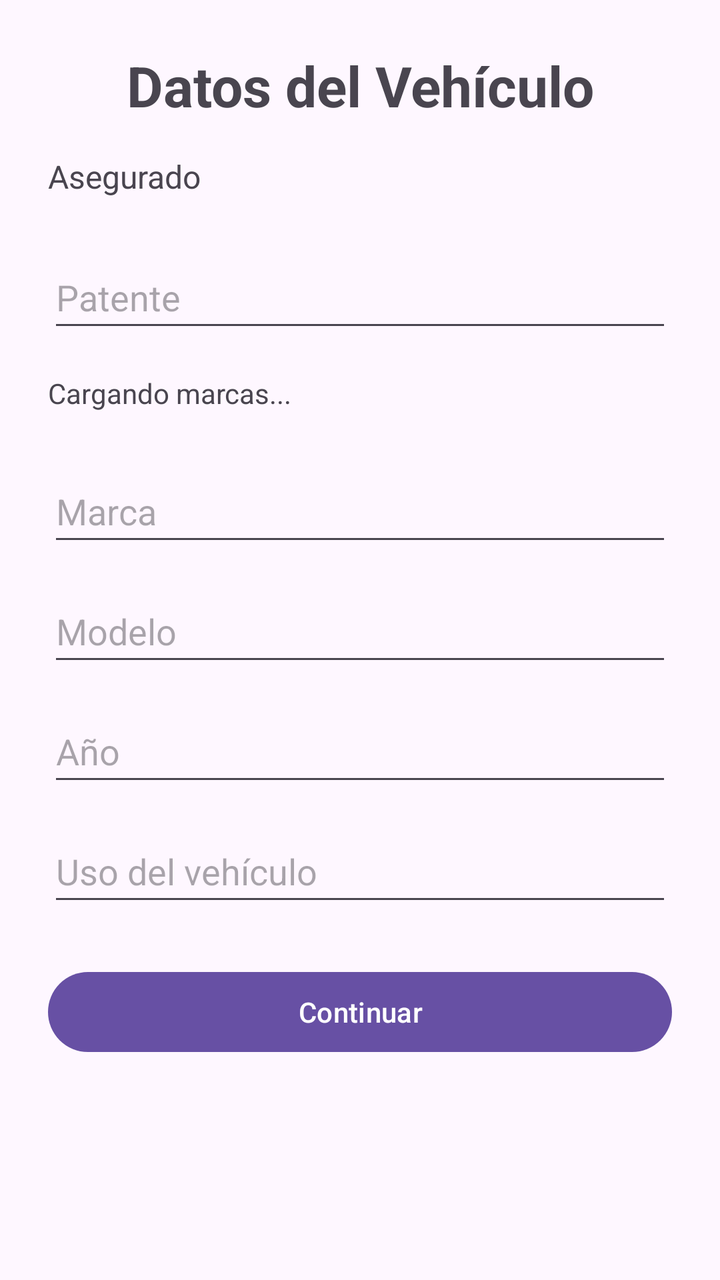
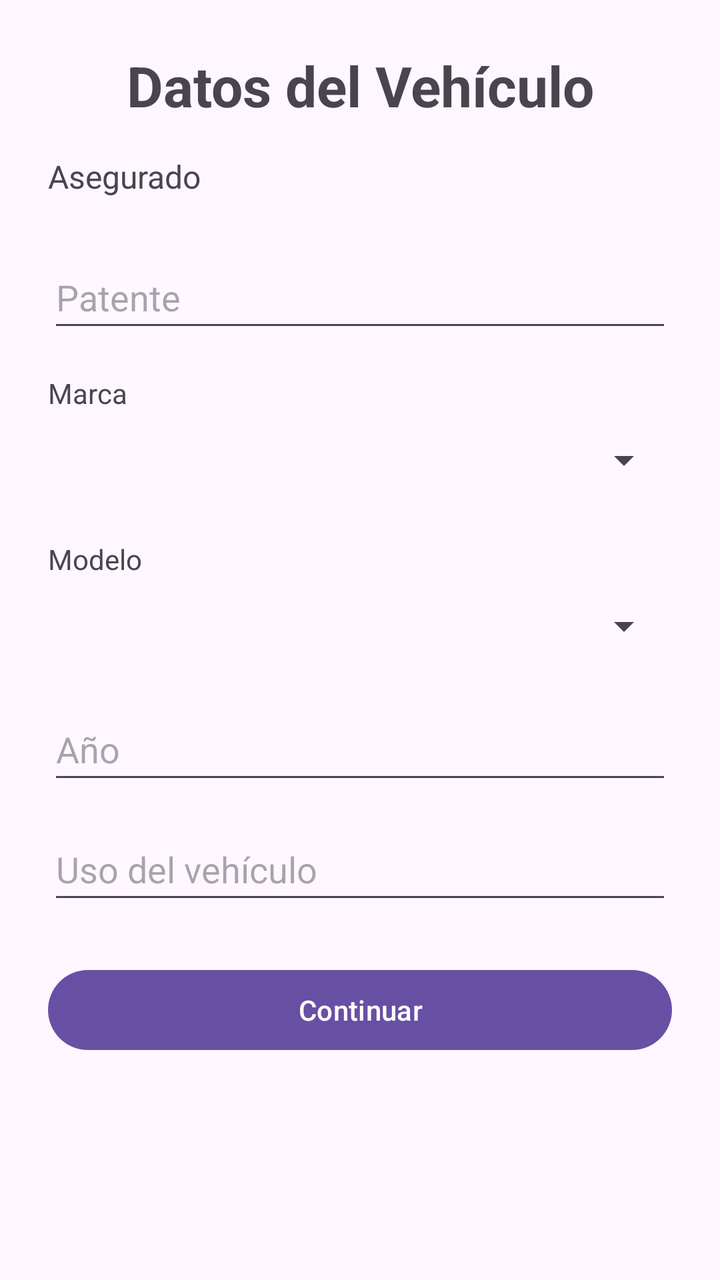

Two renders of the same Android screen: before a commit and after it. Below are the layout's source before the change and the commit's diff.
<!-- AndroidManifest.xml: application theme Theme.CotizadorSeguros -->
<!-- res/layout/activity_vehiculo.xml -->
<?xml version="1.0" encoding="utf-8"?>
<androidx.constraintlayout.widget.ConstraintLayout
    xmlns:android="http://schemas.android.com/apk/res/android"
    xmlns:app="http://schemas.android.com/apk/res-auto"
    xmlns:tools="http://schemas.android.com/tools"
    android:id="@+id/main"
    android:layout_width="match_parent"
    android:layout_height="match_parent"
    tools:context=".VehiculoActivity">

    <ScrollView
        android:id="@+id/scrollVehiculo"
        android:layout_width="0dp"
        android:layout_height="0dp"
        android:fillViewport="true"
        app:layout_constraintTop_toTopOf="parent"
        app:layout_constraintBottom_toBottomOf="parent"
        app:layout_constraintStart_toStartOf="parent"
        app:layout_constraintEnd_toEndOf="parent">

        <LinearLayout
            android:id="@+id/contenedorVehiculo"
            android:layout_width="match_parent"
            android:layout_height="wrap_content"
            android:orientation="vertical"
            android:padding="24dp">

            <TextView
                android:id="@+id/txtTituloVehiculo"
                android:layout_width="match_parent"
                android:layout_height="wrap_content"
                android:text="Datos del Vehículo"
                android:textSize="28sp"
                android:textStyle="bold"
                android:gravity="center"
                android:layout_marginBottom="16dp" />

            <TextView
                android:id="@+id/txtAsegurado"
                android:layout_width="match_parent"
                android:layout_height="wrap_content"
                android:text="Asegurado"
                android:textSize="16sp"
                android:layout_marginBottom="24dp" />

            <EditText
                android:id="@+id/inputPatente"
                android:layout_width="match_parent"
                android:layout_height="wrap_content"
                android:minHeight="48dp"
                android:hint="Patente"
                android:inputType="textCapCharacters" />

            <TextView
                android:id="@+id/txtMarcasApi"
                android:layout_width="match_parent"
                android:layout_height="wrap_content"
                android:text="Cargando marcas..."
                android:layout_marginTop="16dp"
                android:layout_marginBottom="12dp" />

            <EditText
                android:id="@+id/inputMarca"
                android:layout_width="match_parent"
                android:layout_height="wrap_content"
                android:minHeight="48dp"
                android:hint="Marca"
                android:inputType="textCapWords"
                android:layout_marginTop="12dp" />

            <EditText
                android:id="@+id/inputModelo"
                android:layout_width="match_parent"
                android:layout_height="wrap_content"
                android:minHeight="48dp"
                android:hint="Modelo"
                android:inputType="textCapWords"
                android:layout_marginTop="12dp" />

            <EditText
                android:id="@+id/inputAnio"
                android:layout_width="match_parent"
                android:layout_height="wrap_content"
                android:minHeight="48dp"
                android:hint="Año"
                android:inputType="number"
                android:layout_marginTop="12dp" />

            <EditText
                android:id="@+id/inputUso"
                android:layout_width="match_parent"
                android:layout_height="wrap_content"
                android:minHeight="48dp"
                android:hint="Uso del vehículo"
                android:inputType="textCapWords"
                android:layout_marginTop="12dp" />

            <Button
                android:id="@+id/btnContinuarVehiculo"
                android:layout_width="match_parent"
                android:layout_height="wrap_content"
                android:text="Continuar"
                android:layout_marginTop="24dp"
                android:onClick="continuarVehiculo" />

        </LinearLayout>

    </ScrollView>

</androidx.constraintlayout.widget.ConstraintLayout>
<!-- resources referenced by this layout -->
<resources>
  <style name="Theme.CotizadorSeguros" parent="Base.Theme.CotizadorSeguros" />
  <style name="Base.Theme.CotizadorSeguros" parent="Theme.Material3.DayNight.NoActionBar">
          
          
      </style>
</resources>

<!-- the commit's change to res/layout/activity_vehiculo.xml (unified diff, before → after) -->
@@ -52,30 +52,28 @@
                 android:inputType="textCapCharacters" />
 
             <TextView
-                android:id="@+id/txtMarcasApi"
                 android:layout_width="match_parent"
                 android:layout_height="wrap_content"
-                android:text="Cargando marcas..."
-                android:layout_marginTop="16dp"
-                android:layout_marginBottom="12dp" />
+                android:text="Marca"
+                android:layout_marginTop="16dp" />
 
-            <EditText
-                android:id="@+id/inputMarca"
+            <Spinner
+                android:id="@+id/spinnerMarca"
                 android:layout_width="match_parent"
                 android:layout_height="wrap_content"
-                android:minHeight="48dp"
-                android:hint="Marca"
-                android:inputType="textCapWords"
-                android:layout_marginTop="12dp" />
+                android:minHeight="48dp" />
 
-            <EditText
-                android:id="@+id/inputModelo"
+            <TextView
                 android:layout_width="match_parent"
                 android:layout_height="wrap_content"
-                android:minHeight="48dp"
-                android:hint="Modelo"
-                android:inputType="textCapWords"
-                android:layout_marginTop="12dp" />
+                android:text="Modelo"
+                android:layout_marginTop="16dp" />
+
+            <Spinner
+                android:id="@+id/spinnerModelo"
+                android:layout_width="match_parent"
+                android:layout_height="wrap_content"
+                android:minHeight="48dp" />
 
             <EditText
                 android:id="@+id/inputAnio"
